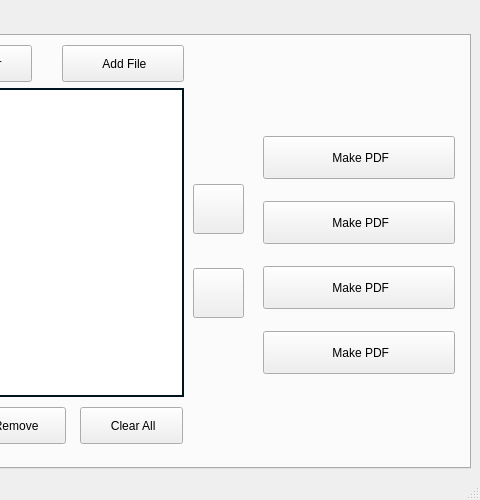
Above: UIFiles/Main_Ui_File.ui from Ashish1692/PythonMiniProject before the change; both pictures show x 498 to 978 and y 0 to 500 of the 978 by 500 pixel window. Below: the same form after it.
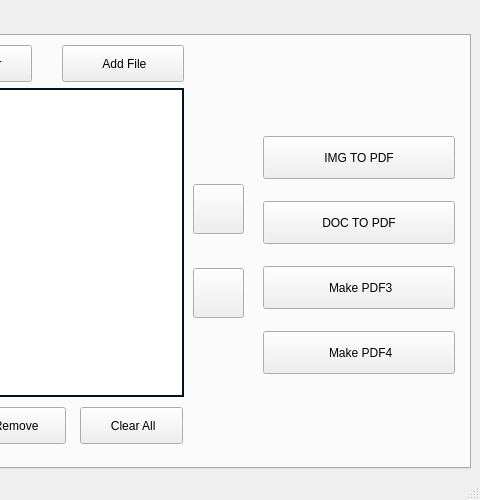
That is the form after the change. Icons and pictures are not drawn.

Patch:
```diff
--- a/UIFiles/Main_Ui_File.ui
+++ b/UIFiles/Main_Ui_File.ui
@@ -536,7 +536,7 @@
 </string>
            </property>
            <property name="text">
-            <string> Make PDF</string>
+            <string>IMG TO PDF</string>
            </property>
            <property name="icon">
             <iconset>
@@ -580,7 +580,7 @@
 </string>
            </property>
            <property name="text">
-            <string> Make PDF</string>
+            <string>DOC TO PDF</string>
            </property>
            <property name="icon">
             <iconset>
@@ -624,7 +624,7 @@
 </string>
            </property>
            <property name="text">
-            <string> Make PDF</string>
+            <string> Make PDF3</string>
            </property>
            <property name="icon">
             <iconset>
@@ -668,7 +668,7 @@
 </string>
            </property>
            <property name="text">
-            <string> Make PDF</string>
+            <string> Make PDF4</string>
            </property>
            <property name="icon">
             <iconset>
```
Left out of the diff: 10 changed lines with no effect on the pictures.
